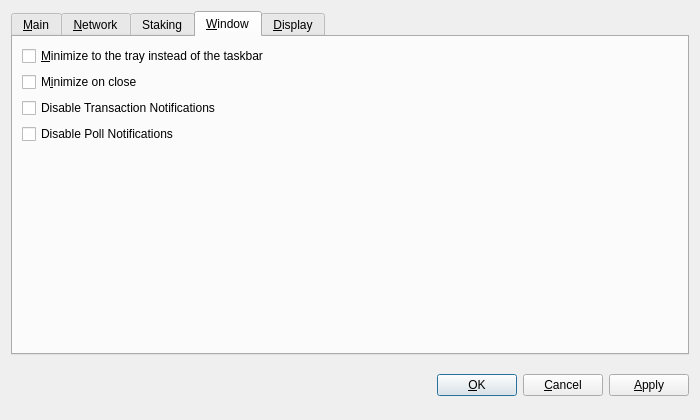
gridcoin-community/Gridcoin-Research, file src/qt/forms/optionsdialog.ui: the form before one commit.
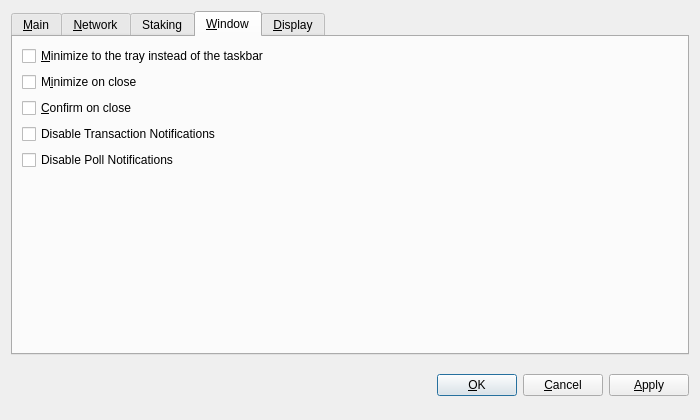
The form after the commit. The open tabs and pages were chosen to show the change. Custom widgets are drawn as their Qt base class.

Commit message:
Implement close confirmation.
This adds an optional confirmation on close to avoid accidentally closing the
main wallet window. If the user also has enabled minimize on close that will
take priority and the confirmation dialog will not show up until the wallet
is closed from the system tray.

The existing quit handling was slightly alter to more closely resemble that
of the current Bitcoin code base.

Issue: #2211

Patch:
```diff
--- a/src/qt/forms/optionsdialog.ui
+++ b/src/qt/forms/optionsdialog.ui
@@ -361,6 +361,13 @@
          </property>
         </widget>
        </item>
+       <item>
+        <widget class="QCheckBox" name="confirmOnClose">
+         <property name="text">
+          <string>&amp;Confirm on close</string>
+         </property>
+        </widget>
+       </item>
        <item>
         <widget class="QCheckBox" name="disableTransactionNotifications">
          <property name="text">
```
The commit also changes 5 other files.
